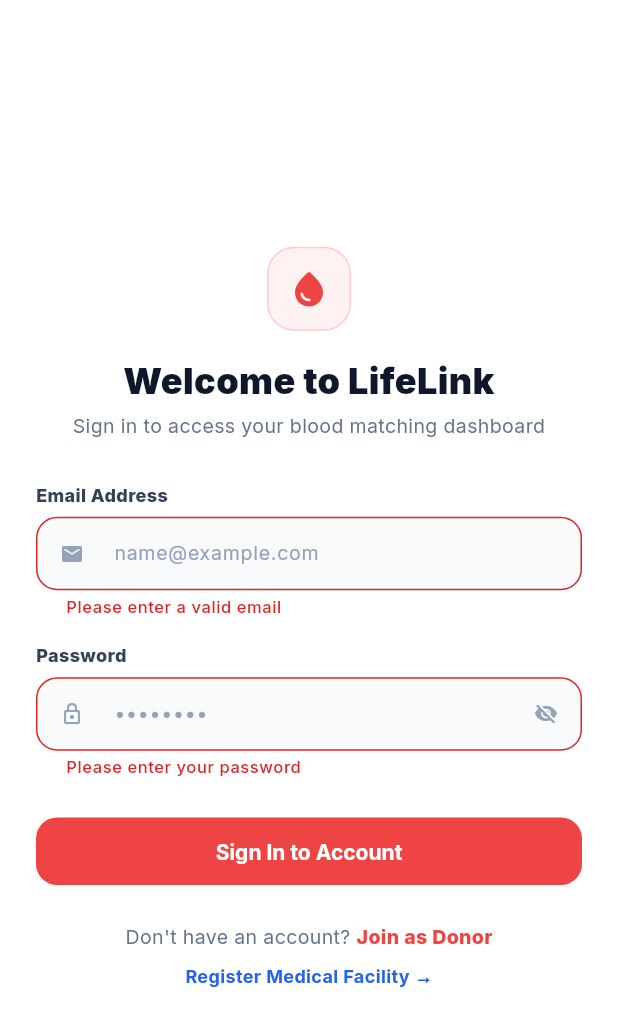
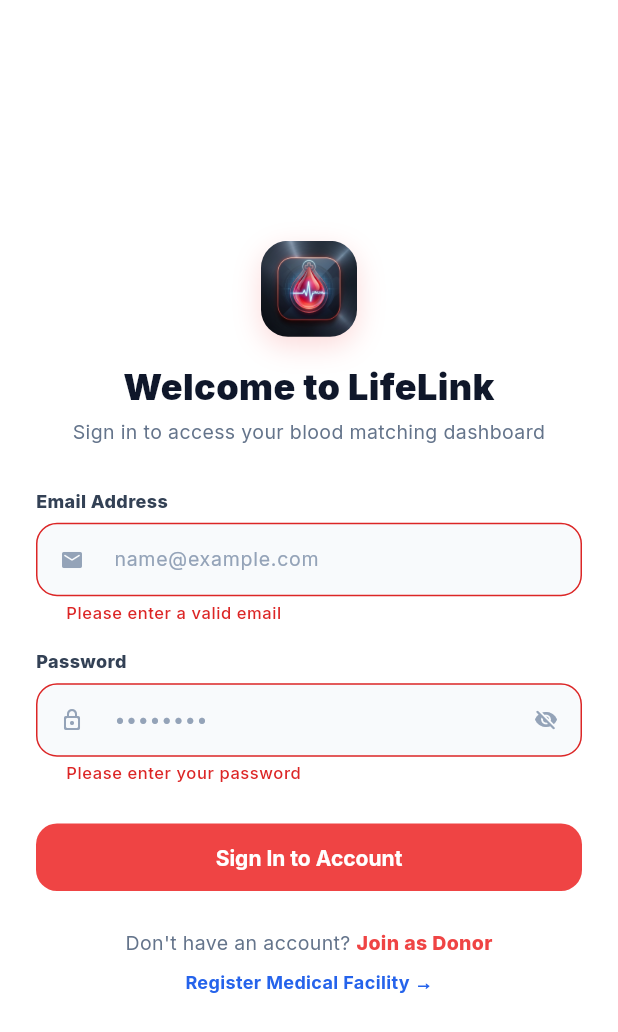
Before and after one commit to AuraMasters/LifeLink-Blood-Donation-and-Emergency-Blood-Matching-System, a Flutter app: the screen it shows after launch, after a tap on "Sign In to Account", on a phone screen of 412 x 824 dp. Shown: the top 1032 px of the screen. Run offline on Flutter 3.47's test engine with Material 3 defaults, Android fonts, the phone set to English and light mode, and no system bars; our stand-ins replace geolocator, google_fonts, shared_preferences; accounts and stored records are empty.

```diff
--- a/mobile/lib/config/api_config.dart
+++ b/mobile/lib/config/api_config.dart
@@ -26,9 +26,11 @@ class ApiConfig {
     baseUrl = url.replaceAll(RegExp(r'/+$'), '');
   }
 
-  // Auth Endpoints
-  static String get login => '$baseUrl/auth/login';
-  static String get register => '$baseUrl/auth/register';
+  // Auth & User Endpoints
+  static String get login => '$baseUrl/login';
+  static String get users => '$baseUrl/users';
+  static String userDonorProfile(String userId) => '$baseUrl/users/$userId/donor';
+  static String userHospitalProfile(String userId) => '$baseUrl/users/$userId/hospital';
 
   // Donor Endpoints
   static String get donors => '$baseUrl/donors';
--- a/mobile/lib/core/network_client.dart
+++ b/mobile/lib/core/network_client.dart
@@ -4,7 +4,7 @@ import 'package:http/http.dart' as http;
 import 'package:shared_preferences/shared_preferences.dart';
 
 class NetworkClient {
-  static const Duration timeoutDuration = Duration(seconds: 12);
+  static const Duration timeoutDuration = Duration(seconds: 45);
 
   static Future<Map<String, String>> _getHeaders({Map<String, String>? extraHeaders}) async {
     final prefs = await SharedPreferences.getInstance();
--- a/mobile/lib/screens/auth/login_screen.dart
+++ b/mobile/lib/screens/auth/login_screen.dart
@@ -67,15 +67,30 @@ class _LoginScreenState extends State<LoginScreen> {
                   // Logo
                   Center(
                     child: Container(
-                      height: 56,
-                      width: 56,
+                      height: 64,
+                      width: 64,
                       decoration: BoxDecoration(
-                        color: AppTheme.primaryRedLight,
                         borderRadius: BorderRadius.circular(18),
-                        border: Border.all(color: const Color(0xFFFECACA)),
+                        boxShadow: [
+                          BoxShadow(
+                            color: AppTheme.primaryRed.withValues(alpha: 0.2),
+                            blurRadius: 16,
+                            offset: const Offset(0, 6),
+                          ),
+                        ],
                       ),
-                      child: const Center(
-                        child: Icon(LucideIcons.droplet, color: AppTheme.primaryRed, size: 28),
+                      child: ClipRRect(
+                        borderRadius: BorderRadius.circular(18),
+                        child: Image.asset(
+                          'assets/icon/app_logo.png',
+                          fit: BoxFit.cover,
+                          errorBuilder: (_, __, ___) => Container(
+                            color: AppTheme.primaryRedLight,
+                            child: const Center(
+                              child: Icon(LucideIcons.droplet, color: AppTheme.primaryRed, size: 28),
+                            ),
+                          ),
+                        ),
                       ),
                     ),
                   ),
--- a/mobile/lib/screens/auth/splash_screen.dart
+++ b/mobile/lib/screens/auth/splash_screen.dart
@@ -46,15 +46,30 @@ class _SplashScreenState extends State<SplashScreen> {
           mainAxisAlignment: MainAxisAlignment.center,
           children: [
             Container(
-              height: 72,
-              width: 72,
+              height: 84,
+              width: 84,
               decoration: BoxDecoration(
-                color: AppTheme.primaryRedLight,
                 borderRadius: BorderRadius.circular(22),
-                border: Border.all(color: const Color(0xFFFECACA), width: 1.5),
+                boxShadow: [
+                  BoxShadow(
+                    color: AppTheme.primaryRed.withValues(alpha: 0.25),
+                    blurRadius: 20,
+                    offset: const Offset(0, 8),
+                  ),
+                ],
               ),
-              child: const Center(
-                child: Icon(LucideIcons.droplet, color: AppTheme.primaryRed, size: 36),
+              child: ClipRRect(
+                borderRadius: BorderRadius.circular(22),
+                child: Image.asset(
+                  'assets/icon/app_logo.png',
+                  fit: BoxFit.cover,
+                  errorBuilder: (_, __, ___) => Container(
+                    color: AppTheme.primaryRedLight,
+                    child: const Center(
+                      child: Icon(LucideIcons.droplet, color: AppTheme.primaryRed, size: 36),
+                    ),
+                  ),
+                ),
               ),
             ),
             const SizedBox(height: 18),
--- a/mobile/pubspec.yaml
+++ b/mobile/pubspec.yaml
@@ -25,3 +25,5 @@ dev_dependencies:
 
 flutter:
   uses-material-design: true
+  assets:
+    - assets/icon/
```
Also changed, not shown: mobile/lib/providers/auth_provider.dart (+24 -22 lines), mobile/assets/icon/app_logo.png (added), mobile/assets/icon/app_logo_512.png (added), 14 other files.
